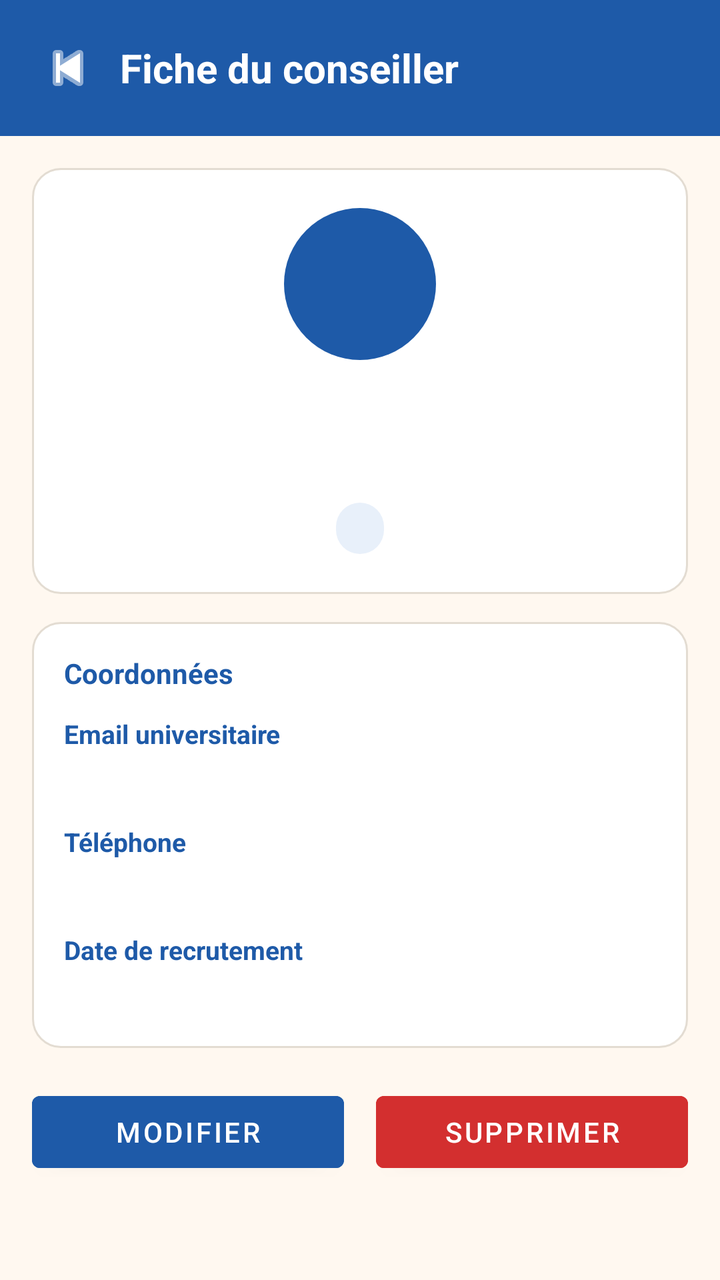
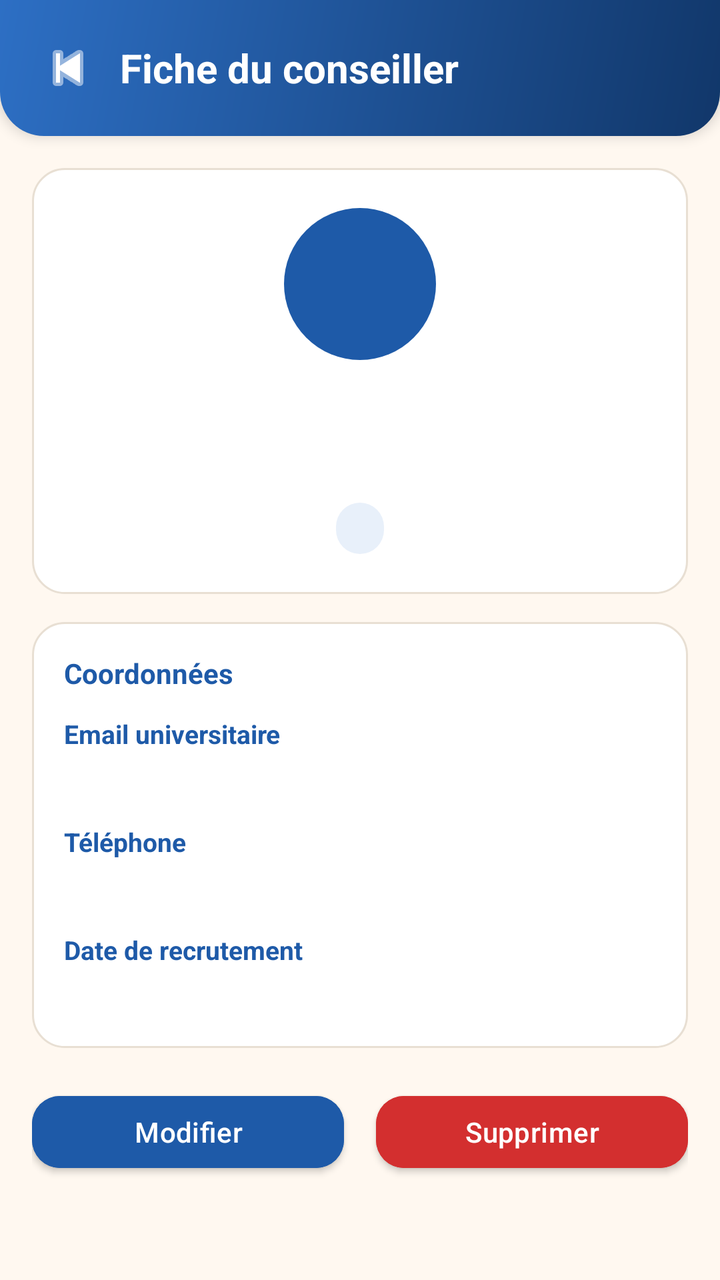

Compare the two renders of this Android layout. The source of the first and the diff that turns it into the second are given below.
<!-- AndroidManifest.xml: application theme Theme.Forsa -->
<!-- res/layout/activity_details.xml -->
<?xml version="1.0" encoding="utf-8"?>
<LinearLayout xmlns:android="http://schemas.android.com/apk/res/android"
    android:layout_width="match_parent"
    android:layout_height="match_parent"
    android:background="@color/color_background"
    android:orientation="vertical">

    
    <LinearLayout
        android:layout_width="match_parent"
        android:layout_height="wrap_content"
        android:background="@color/color_primary"
        android:gravity="center_vertical"
        android:orientation="horizontal"
        android:padding="16dp">

        <ImageButton
            android:id="@+id/btnBackDetails"
            android:layout_width="36dp"
            android:layout_height="36dp"
            android:background="?attr/selectableItemBackgroundBorderless"
            android:contentDescription="@string/btn_back"
            android:src="@android:drawable/ic_media_previous"
            android:tint="@color/color_white" />

        <TextView
            android:layout_width="0dp"
            android:layout_height="wrap_content"
            android:layout_marginStart="8dp"
            android:layout_weight="1"
            android:text="@string/details_title"
            android:textColor="@color/color_white"
            android:textSize="20sp"
            android:textStyle="bold" />
    </LinearLayout>

    <ScrollView
        android:layout_width="match_parent"
        android:layout_height="match_parent"
        android:padding="16dp">

        <LinearLayout
            android:layout_width="match_parent"
            android:layout_height="wrap_content"
            android:orientation="vertical">

            
            <LinearLayout
                android:layout_width="match_parent"
                android:layout_height="wrap_content"
                android:background="@drawable/bg_card_rounded"
                android:gravity="center_horizontal"
                android:orientation="vertical"
                android:padding="20dp">

                <TextView
                    android:id="@+id/tvDetailsAvatar"
                    android:layout_width="76dp"
                    android:layout_height="76dp"
                    android:background="@drawable/bg_avatar_circle"
                    android:gravity="center"
                    android:textColor="@color/color_white"
                    android:textSize="26sp"
                    android:textStyle="bold" />

                <TextView
                    android:id="@+id/tvDetailsFullName"
                    android:layout_width="wrap_content"
                    android:layout_height="wrap_content"
                    android:layout_marginTop="12dp"
                    android:textColor="@color/color_text_primary"
                    android:textSize="20sp"
                    android:textStyle="bold" />

                <TextView
                    android:id="@+id/tvDetailsRole"
                    android:layout_width="wrap_content"
                    android:layout_height="wrap_content"
                    android:layout_marginTop="4dp"
                    android:textColor="@color/color_text_secondary"
                    android:textSize="15sp" />

                <TextView
                    android:id="@+id/tvDetailsDepartment"
                    android:layout_width="wrap_content"
                    android:layout_height="wrap_content"
                    android:layout_marginTop="8dp"
                    android:background="@drawable/bg_badge_rounded"
                    android:paddingStart="12dp"
                    android:paddingTop="4dp"
                    android:paddingEnd="12dp"
                    android:paddingBottom="4dp"
                    android:textColor="@color/color_primary"
                    android:textSize="13sp"
                    android:textStyle="bold" />
            </LinearLayout>

            
            <LinearLayout
                android:layout_width="match_parent"
                android:layout_height="wrap_content"
                android:layout_marginTop="14dp"
                android:background="@drawable/bg_card_rounded"
                android:orientation="vertical"
                android:padding="16dp">

                <TextView
                    android:layout_width="wrap_content"
                    android:layout_height="wrap_content"
                    android:text="@string/details_contact_section"
                    android:textColor="@color/color_primary"
                    android:textSize="14sp"
                    android:textStyle="bold" />

                <TextView
                    style="@style/ForsaSectionLabel"
                    android:layout_width="wrap_content"
                    android:layout_height="wrap_content"
                    android:text="@string/label_email" />

                <TextView
                    android:id="@+id/tvDetailsEmail"
                    android:layout_width="wrap_content"
                    android:layout_height="wrap_content"
                    android:textColor="@color/color_text_primary"
                    android:textSize="15sp" />

                <TextView
                    style="@style/ForsaSectionLabel"
                    android:layout_width="wrap_content"
                    android:layout_height="wrap_content"
                    android:text="@string/label_phone" />

                <TextView
                    android:id="@+id/tvDetailsPhone"
                    android:layout_width="wrap_content"
                    android:layout_height="wrap_content"
                    android:textColor="@color/color_text_primary"
                    android:textSize="15sp" />

                <TextView
                    style="@style/ForsaSectionLabel"
                    android:layout_width="wrap_content"
                    android:layout_height="wrap_content"
                    android:text="@string/label_hire_date" />

                <TextView
                    android:id="@+id/tvDetailsHireDate"
                    android:layout_width="wrap_content"
                    android:layout_height="wrap_content"
                    android:textColor="@color/color_text_primary"
                    android:textSize="15sp" />
            </LinearLayout>

            
            <LinearLayout
                android:layout_width="match_parent"
                android:layout_height="wrap_content"
                android:layout_marginTop="18dp"
                android:orientation="horizontal">

                <Button
                    android:id="@+id/btnDetailsEdit"
                    android:layout_width="0dp"
                    android:layout_height="48dp"
                    android:layout_marginEnd="8dp"
                    android:layout_weight="1"
                    android:backgroundTint="@color/color_primary"
                    android:text="@string/btn_edit"
                    android:textColor="@color/color_white" />

                <Button
                    android:id="@+id/btnDetailsDelete"
                    android:layout_width="0dp"
                    android:layout_height="48dp"
                    android:layout_marginStart="8dp"
                    android:layout_weight="1"
                    android:backgroundTint="@color/color_accent_red"
                    android:text="@string/btn_delete"
                    android:textColor="@color/color_white" />
            </LinearLayout>

        </LinearLayout>
    </ScrollView>

</LinearLayout>
<!-- resources referenced by this layout -->
<resources>
  <color name="color_accent_red">#D32F2F</color>
  <color name="color_background">#FFF8F0</color>
  <color name="color_primary">#1E5AA8</color>
  <color name="color_text_primary">#1C2430</color>
  <color name="color_text_secondary">#5C6773</color>
  <color name="color_white">#FFFFFF</color>
  <!-- drawable bg_avatar_circle (drawable) -->
  <?xml version="1.0" encoding="utf-8"?>
  <shape xmlns:android="http://schemas.android.com/apk/res/android"
      android:shape="oval">
      <solid android:color="@color/color_primary" />
  </shape>
  <!-- drawable bg_badge_rounded (drawable) -->
  <?xml version="1.0" encoding="utf-8"?>
  <shape xmlns:android="http://schemas.android.com/apk/res/android"
      android:shape="rectangle">
      <solid android:color="@color/color_primary_light" />
      <corners android:radius="12dp" />
  </shape>
  <!-- drawable bg_card_rounded (drawable) -->
  <?xml version="1.0" encoding="utf-8"?>
  <shape xmlns:android="http://schemas.android.com/apk/res/android"
      android:shape="rectangle">
      <solid android:color="@color/color_surface" />
      <corners android:radius="14dp" />
      <stroke
          android:width="1dp"
          android:color="@color/color_border" />
  </shape>
  <string name="btn_back">Retour</string>
  <string name="btn_delete">Supprimer</string>
  <string name="btn_edit">Modifier</string>
  <string name="details_contact_section">Coordonnées</string>
  <string name="details_title">Fiche du conseiller</string>
  <string name="label_email">Email universitaire</string>
  <string name="label_hire_date">Date de recrutement</string>
  <string name="label_phone">Téléphone</string>
  <style name="Theme.Forsa" parent="Theme.MaterialComponents.Light.NoActionBar">
          <item name="colorPrimary">@color/color_primary</item>
          <item name="colorPrimaryVariant">@color/color_primary_dark</item>
          <item name="colorOnPrimary">@color/color_white</item>
          <item name="colorSecondary">@color/color_eligible</item>
          <item name="colorOnSecondary">@color/color_white</item>
          <item name="colorError">@color/color_accent_red</item>
          <item name="android:windowBackground">@color/color_background</item>
          <item name="android:statusBarColor">@color/color_primary_dark</item>
      </style>
  <color name="color_primary_light">#E8F0FA</color>
  <color name="color_surface">#FFFFFF</color>
  <color name="color_border">#E3DCD2</color>
  <color name="color_primary_dark">#143F78</color>
  <color name="color_eligible">#2E9E6B</color>
  <!-- unchanged entries left out for length: 1 -->
</resources>

<!-- the commit's change to res/layout/activity_details.xml (unified diff, before → after) -->
@@ -1,5 +1,6 @@
 <?xml version="1.0" encoding="utf-8"?>
 <LinearLayout xmlns:android="http://schemas.android.com/apk/res/android"
+    xmlns:app="http://schemas.android.com/apk/res-auto"
     android:layout_width="match_parent"
     android:layout_height="match_parent"
     android:background="@color/color_background"
@@ -9,7 +10,8 @@
     <LinearLayout
         android:layout_width="match_parent"
         android:layout_height="wrap_content"
-        android:background="@color/color_primary"
+        android:background="@drawable/bg_header_curved"
+        android:elevation="4dp"
         android:gravity="center_vertical"
         android:orientation="horizontal"
         android:padding="16dp">
@@ -21,7 +23,7 @@
             android:background="?attr/selectableItemBackgroundBorderless"
             android:contentDescription="@string/btn_back"
             android:src="@android:drawable/ic_media_previous"
-            android:tint="@color/color_white" />
+            app:tint="@color/color_white" />
 
         <TextView
             android:layout_width="0dp"
<!-- resource entries referenced after the edit -->
@@ -24,10 +24,23 @@
   <shape xmlns:android="http://schemas.android.com/apk/res/android"
       android:shape="rectangle">
       <solid android:color="@color/color_surface" />
-      <corners android:radius="14dp" />
+      <corners android:radius="16dp" />
       <stroke
           android:width="1dp"
           android:color="@color/color_border" />
+  </shape>
+  <!-- drawable bg_header_curved (drawable) -->
+  <?xml version="1.0" encoding="utf-8"?>
+  <shape xmlns:android="http://schemas.android.com/apk/res/android"
+      android:shape="rectangle">
+      <gradient
+          android:angle="135"
+          android:endColor="@color/color_primary_gradient_end"
+          android:startColor="@color/color_primary_dark"
+          android:type="linear" />
+      <corners
+          android:bottomLeftRadius="22dp"
+          android:bottomRightRadius="22dp" />
   </shape>
   <string name="btn_back">Retour</string>
   <string name="btn_delete">Supprimer</string>
@@ -46,12 +59,27 @@
           <item name="colorError">@color/color_accent_red</item>
           <item name="android:windowBackground">@color/color_background</item>
           <item name="android:statusBarColor">@color/color_primary_dark</item>
+          <item name="android:navigationBarColor">@color/color_surface</item>
+          <item name="materialButtonStyle">@style/ForsaPrimaryButton</item>
+          <item name="materialButtonOutlinedStyle">@style/ForsaOutlinedButton</item>
       </style>
   <color name="color_primary_light">#E8F0FA</color>
   <color name="color_surface">#FFFFFF</color>
-  <color name="color_border">#E3DCD2</color>
-  <color name="color_primary_dark">#143F78</color>
+  <color name="color_border">#E8DFD3</color>
+  <color name="color_primary_gradient_end">#2D6FC4</color>
+  <color name="color_primary_dark">#11376A</color>
   <color name="color_eligible">#2E9E6B</color>
+  <style name="ForsaPrimaryButton" parent="Widget.MaterialComponents.Button">
+          <item name="cornerRadius">14dp</item>
+          <item name="android:textAllCaps">false</item>
+          <item name="android:letterSpacing">0.01</item>
+      </style>
+  <style name="ForsaOutlinedButton" parent="Widget.MaterialComponents.Button.OutlinedButton">
+          <item name="cornerRadius">14dp</item>
+          <item name="strokeColor">@color/color_primary_border</item>
+          <item name="android:textAllCaps">false</item>
+      </style>
+  <color name="color_primary_border">#C4D7F2</color>
   <!-- unchanged entries left out for length: 1 -->
 </resources>
 
